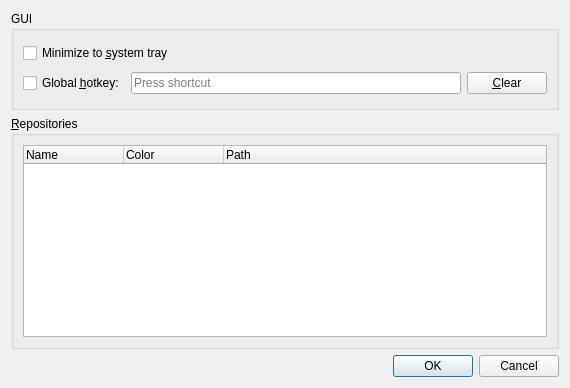
deffi/noteeds, file noteeds/gui/settings/settings_dialog.ui: the form before one commit.
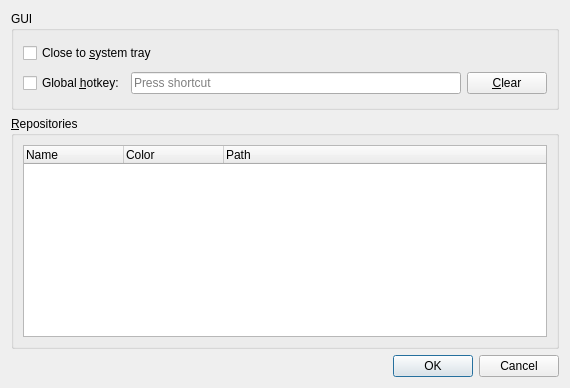
The form after the commit. Custom widgets are drawn as their Qt base class.

Commit message:
GUI option: close to system tray
Also clean up hide/close/exit

Patch:
```diff
--- a/noteeds/gui/settings/settings_dialog.ui
+++ b/noteeds/gui/settings/settings_dialog.ui
@@ -43,7 +43,7 @@
       <item row="0" column="0" colspan="3">
        <widget class="QCheckBox" name="systrayCheckbox">
         <property name="text">
-         <string>Minimize to &amp;system tray</string>
+         <string>Close to &amp;system tray</string>
         </property>
        </widget>
       </item>
```
Left out of the diff: 6 changed lines with no effect on the pictures. The commit also changes 5 other files.
